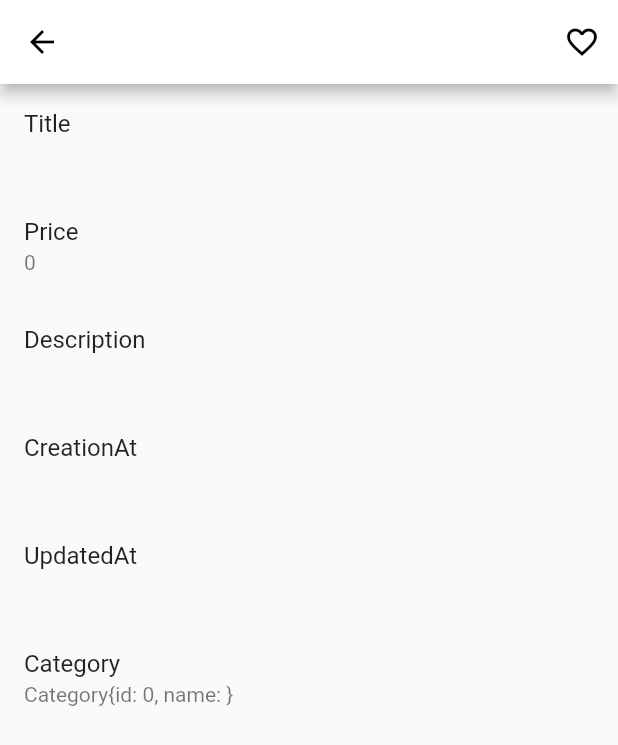
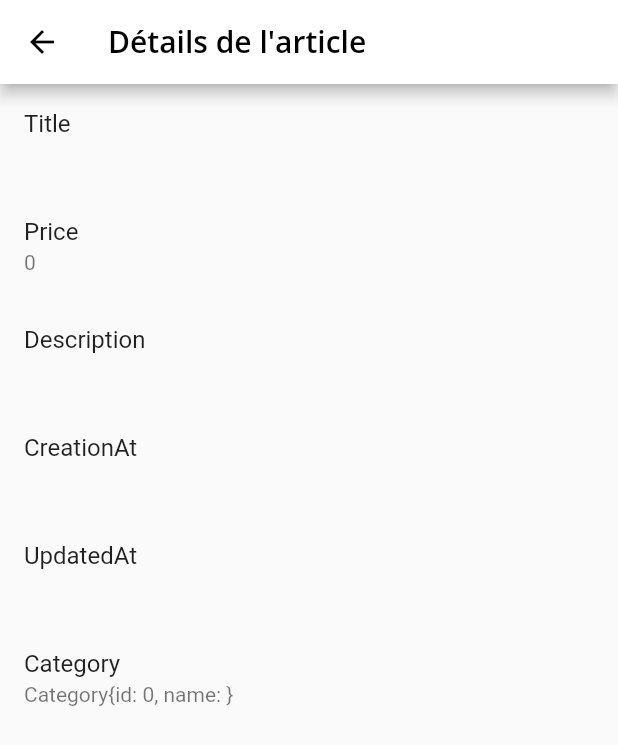
Before and after one commit to BryanBlinDorard/SAE_4.04_Mobile, a Flutter app: the detail screen opened directly with empty values, on a phone screen of 412 x 824 dp. Shown: the top 745 px of the screen. Run offline on Flutter 3.47's test engine with Material 2 defaults, Android fonts, the phone set to English and light mode, and no system bars; our stand-ins replace cloud_firestore, firebase_auth, firebase_core, flutter_form_builder, form_builder_validators, google_fonts and 2 more; accounts and stored records are empty; generated files the repository leaves out were written again.

Commit message:
feat : ajout des favoris fluide + voir ses favoris en direct

```diff
--- a/lib/UI/card1.dart
+++ b/lib/UI/card1.dart
@@ -27,7 +27,7 @@ class Card1 extends StatelessWidget{
             subtitle: Text(articles[index].description.length > 30 ? '${articles[index].description.substring(0, 30)}...' : articles[index].description),
             onTap: () {
               Navigator.push(context, MaterialPageRoute(
-                builder: (context) => detail(articles[index])
+                builder: (context) => detail(article: articles[index])
               ));
             },
             trailing: Row(
--- a/lib/UI/detail.dart
+++ b/lib/UI/detail.dart
@@ -1,103 +1,87 @@
-import 'package:cloud_firestore/cloud_firestore.dart';
 import 'package:firebase_auth/firebase_auth.dart';
+import 'package:flutter/cupertino.dart';
 import 'package:flutter/material.dart';
 
 import '../models/Article.dart';
 
-class detail extends StatelessWidget{
-  final Article? article;
-  const detail(this.article, {super.key});
+class detail extends StatefulWidget {
+  final Article article;
+
+  detail({required this.article});
+
+  @override
+  _detailPageState createState() => _detailPageState();
+}
+
+class _detailPageState extends State<detail> {
+  bool isFavorite = false;
+
+  void _toggleFavorite() {
+    setState(() {
+      isFavorite = !isFavorite;
+    });
+
+    // mettez à jour l'état de l'article dans Firebase
+    // en utilisant l'ID de l'utilisateur actuel
+    String uid = FirebaseAuth.instance.currentUser?.uid ?? '';
+    widget.article.updateFavoriteStatus(uid, isFavorite);
+  }
+
+  @override
+  void initState() {
+    super.initState();
+    // initialiser l'état de l'article en fonction de sa valeur dans Firebase
+    String uid = FirebaseAuth.instance.currentUser?.uid ?? '';
+    widget.article.isFavorisArticle(uid).then((value) {
+      setState(() {
+        isFavorite = value;
+      });
+    });
+  }
 
   @override
   Widget build(BuildContext context) {
-    bool isUserConnected = FirebaseAuth.instance.currentUser != null;
-    // id de l'utilisateur connecté
-    String uid = FirebaseAuth.instance.currentUser?.uid ?? '';
-    // id de l'article
-    int articleId = article?.getId ?? 0;
-    // isFavori est un Future<bool> qui contient true si l'article est dans la liste des favoris de l'utilisateur connecté
-    Future<bool>? isFavori = article?.isFavorisArticle(uid);
-
-    return FutureBuilder(
-        future: isFavori,
-        builder: (BuildContext context, AsyncSnapshot<bool> snapshot) {
-          if (snapshot.hasData) {
     return Scaffold(
       appBar: AppBar(
-                title: Text(article?.title ?? ''),
+        title: Text('Détails de l\'article'),
         actions: <Widget>[
-                  if (snapshot.data == true && isUserConnected)
           IconButton(
-                      icon: const Icon(Icons.favorite),
-                      onPressed: () {
-                        FirebaseFirestore.instance
-                            .collection("favorisUser")
-                            .where('idArticle', isEqualTo: articleId)
-                            .where('idUser', isEqualTo: uid)
-                            .get()
-                            .then((value) {
-                          value.docs.forEach((element) {
-                            FirebaseFirestore.instance
-                                .collection("favorisUser")
-                                .doc(element.id)
-                                .delete();
-                          });
-                        });
-                      },
-                      //TODO actualiser la page
-                    )
-                  else if (snapshot.data == false && isUserConnected)
-                    IconButton(
-                      icon: const Icon(Icons.favorite_border),
-                      onPressed: () {
-                        FirebaseFirestore.instance.collection("favorisUser").add({
-                          'idArticle': articleId,
-                          'idUser': uid,
-                        });
-                      },
-                    )
+            icon: Icon(
+              isFavorite ? Icons.star : Icons.star_border,
+              color: Colors.white,
+            ),
+            onPressed: _toggleFavorite,
+          ),
         ],
       ),
       body: ListView(
         children: [
           ListTile(
             title: const Text("Title"),
-                    subtitle: Text(article?.title ?? ''),
+            subtitle: Text(widget.article.title),
           ),
           ListTile(
             title: const Text("Price"),
-                    subtitle: Text(article?.price.toString() ?? ''),
+            subtitle: Text(widget.article.price.toString()),
           ),
           ListTile(
             title: const Text("Description"),
-                    subtitle: Text(article?.description ?? ''),
+            subtitle: Text(widget.article.description),
           ),
           ListTile(
             title: const Text("CreationAt"),
-                    subtitle: Text(article?.creationAt.toString() ?? ''),
+            subtitle: Text(widget.article.creationAt.toString()),
           ),
           ListTile(
             title: const Text("UpdatedAt"),
-                    subtitle: Text(article?.updatedAt.toString() ?? ''),
+            subtitle: Text(widget.article.updatedAt.toString()),
           ),
           ListTile(
             title: const Text("Category"),
-                    subtitle: Text(article?.category.toString() ?? ''),
+            subtitle: Text(widget.article.category.toString()),
           ),
         ],
       ),
     );
-          } else {
-            return Scaffold(
-              appBar: AppBar(
-                title: Text(article?.title ?? ''),
-              ),
-              body: Center(
-                child: CircularProgressIndicator(),
-              ),
-            );
   }
 }
-    );
-  }
-}
--- a/lib/models/Article.dart
+++ b/lib/models/Article.dart
@@ -1,6 +1,7 @@
 import 'dart:convert';
 
 import 'package:cloud_firestore/cloud_firestore.dart';
+import 'package:firebase_auth/firebase_auth.dart';
 import 'package:http/http.dart' as http;
 import 'Category.dart';
 
@@ -166,12 +167,10 @@ class Article {
       Map<String, dynamic>? favorisData = favoris.data() as Map<String, dynamic>?;
       if (favorisData != null) {
         if (favorisData['idArticle'] == this.id) {
-          print("Article ${this.id} est dans les favoris de l'utilisateur $uidUser");
           return true;
         }
       }
     }
-    print("Article ${this.id} n'est pas dans les favoris de l'utilisateur $uidUser");
     return false;
   }
 
@@ -187,4 +186,37 @@ class Article {
       category: category,
     );
   }
+
+  void updateFavoriteStatus(String uid, bool isFavorite) {
+    if (isFavorite) {
+      FirebaseFirestore.instance.collection("favorisUser").add({
+        "idUser": uid,
+        "idArticle": this.id,
+      });
+      print("Article ${this.id} est dans les favoris de l'utilisateur $uid");
+    } else {
+      FirebaseFirestore.instance.collection("favorisUser").where("idUser", isEqualTo: uid).where("idArticle", isEqualTo: this.id).get().then((value) {
+        value.docs.forEach((element) {
+          FirebaseFirestore.instance.collection("favorisUser").doc(element.id).delete();
+        });
+      });
+      print("Article ${this.id} n'est plus dans les favoris de l'utilisateur $uid");
+    }
+  }
+
+  static Future<List<Article>> getFavoriteArticlesFirebase() async {
+    List<Article> articles = [];
+    QuerySnapshot querySnapshot = await FirebaseFirestore.instance.collection("favorisUser").where("idUser", isEqualTo: FirebaseAuth.instance.currentUser!.uid).get();
+    List<QueryDocumentSnapshot> documents = querySnapshot.docs;
+    for (QueryDocumentSnapshot document in documents) {
+      int id = document['idArticle'];
+      List<Article> firebaseArticles = await Article.getFirebaseArticles();
+      for (Article article in firebaseArticles) {
+        if (article.id == id) {
+          articles.add(article);
+        }
+      }
+    }
+    return articles;
+  }
 }
```
Also changed, not shown: lib/UI/card2.dart (+70 -5 lines), lib/UI/home.dart (+5 -3 lines). Lines whose indentation alone changed are shown as unchanged.
